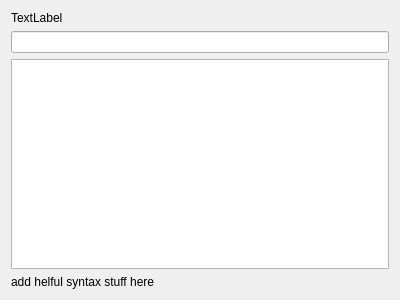
This is source/HelpForMax/Patch/DigestWidget.ui in xavierxeon-music/WaMaxPackage as Qt 5 draws it before an edit. The edited form follows.
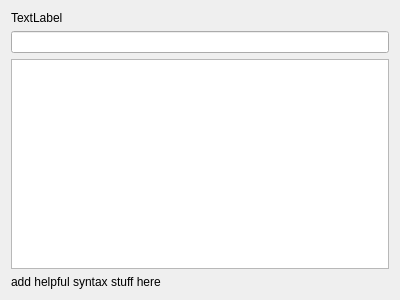
This is the edited form.

What changed in the file:
```diff
--- a/source/HelpForMax/Patch/DigestWidget.ui
+++ b/source/HelpForMax/Patch/DigestWidget.ui
@@ -30,7 +30,7 @@
    <item>
     <widget class="QLabel" name="syntaxInfo">
      <property name="text">
-      <string>add helful syntax stuff here</string>
+      <string>add helpful syntax stuff here</string>
      </property>
     </widget>
    </item>
```
